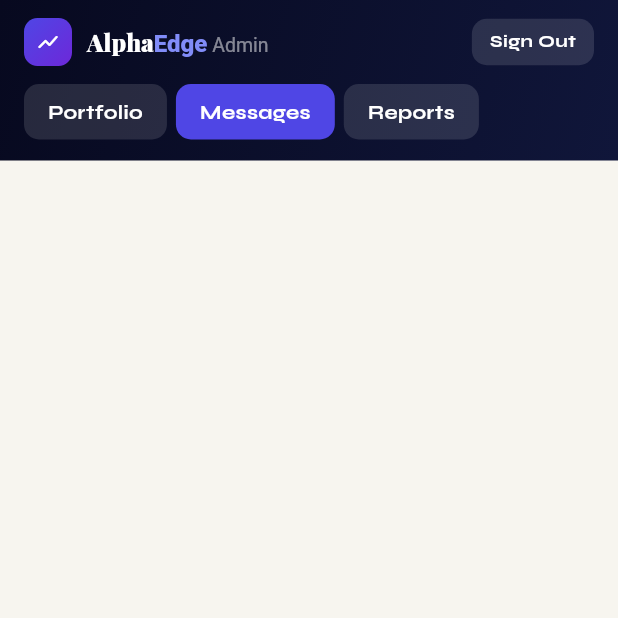
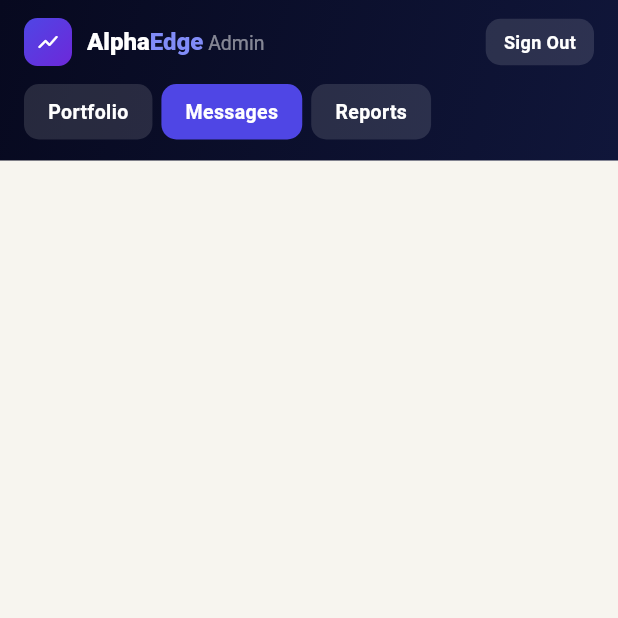
Before and after one commit to arsalsohrabkhan/Edgealpha-APP2, a Flutter app: the AdminMessagesScreen screen opened by its route, on a phone screen of 412 x 824 dp, the top half of it. Run offline on Flutter 3.47's test engine with Material 3 defaults, Android fonts, the phone set to English and light mode, and no system bars; our stand-ins replace cloud_firestore, firebase_core, fl_chart, flutter_animate, go_router; accounts and stored records are empty; project files that could hold a hidden picture were left out.

Commit message:
Add files via upload

```diff
--- a/lib/theme/app_theme.dart
+++ b/lib/theme/app_theme.dart
@@ -1,6 +1,5 @@
 import 'package:flutter/material.dart';
 import 'package:flutter/services.dart';
-import 'package:google_fonts/google_fonts.dart';
 
 class AETheme {
   // ── Colors ────────────────────────────────────────────────
@@ -54,7 +53,8 @@ class AETheme {
   static TextStyle fraunces({
     double size = 16, FontWeight weight = FontWeight.w900,
     Color color = ink, double? letterSpacing, double? height, bool italic = false,
-  }) => GoogleFonts.playfairDisplay(
+  }) => TextStyle(
+    fontFamily: 'Fraunces',
     fontSize: size, fontWeight: weight, color: color,
     letterSpacing: letterSpacing, height: height,
     fontStyle: italic ? FontStyle.italic : FontStyle.normal,
@@ -63,8 +63,10 @@ class AETheme {
   static TextStyle syne({
     double size = 14, FontWeight weight = FontWeight.w700,
     Color color = ink, double? letterSpacing,
-  }) => GoogleFonts.syne(
-    fontSize: size, fontWeight: weight, color: color, letterSpacing: letterSpacing,
+  }) => TextStyle(
+    fontFamily: 'Syne',
+    fontSize: size, fontWeight: weight, color: color,
+    letterSpacing: letterSpacing,
   );
 
   // ── Theme ─────────────────────────────────────────────────
@@ -74,7 +76,7 @@ class AETheme {
     colorScheme: const ColorScheme.light(
       primary: indigo2, secondary: violet, surface: white, error: red,
     ),
-    textTheme: GoogleFonts.syneTextTheme(),
+    textTheme: const TextTheme().apply(fontFamily: 'Syne'),
     appBarTheme: AppBarTheme(
       backgroundColor: white, foregroundColor: ink, elevation: 0,
       systemOverlayStyle: SystemUiOverlayStyle.dark,
```
